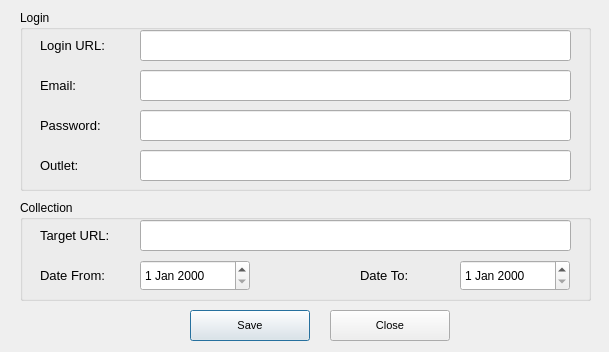
Old version of the form ui/settings.ui in the repository OxSteelth/scraping_bot.
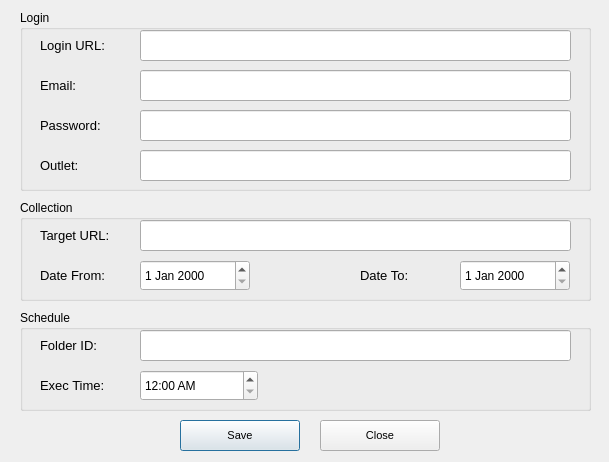
New version of the form.

Patch:
```diff
--- a/ui/settings.ui
+++ b/ui/settings.ui
@@ -7,7 +7,7 @@
     <x>0</x>
     <y>0</y>
     <width>609</width>
-    <height>352</height>
+    <height>462</height>
    </rect>
   </property>
   <property name="windowTitle">
@@ -16,8 +16,8 @@
   <widget class="QPushButton" name="btn_save">
    <property name="geometry">
     <rect>
-     <x>190</x>
-     <y>310</y>
+     <x>180</x>
+     <y>420</y>
      <width>120</width>
      <height>31</height>
     </rect>
@@ -37,8 +37,8 @@
   <widget class="QPushButton" name="btn_close">
    <property name="geometry">
     <rect>
-     <x>330</x>
-     <y>310</y>
+     <x>320</x>
+     <y>420</y>
      <width>120</width>
      <height>31</height>
     </rect>
@@ -317,6 +317,86 @@
     </property>
    </widget>
   </widget>
+  <widget class="QGroupBox" name="groupBox_3">
+   <property name="geometry">
+    <rect>
+     <x>20</x>
+     <y>310</y>
+     <width>571</width>
+     <height>101</height>
+    </rect>
+   </property>
+   <property name="title">
+    <string>Schedule</string>
+   </property>
+   <widget class="QLabel" name="label_10">
+    <property name="geometry">
+     <rect>
+      <x>20</x>
+      <y>20</y>
+      <width>101</width>
+      <height>31</height>
+     </rect>
+    </property>
+    <property name="font">
+     <font>
+      <family>Arial</family>
+      <pointsize>10</pointsize>
+     </font>
+    </property>
+    <property name="text">
+     <string>Folder ID:</string>
+    </property>
+   </widget>
+   <widget class="QLineEdit" name="le_folder_id">
+    <property name="geometry">
+     <rect>
+      <x>120</x>
+      <y>20</y>
+      <width>431</width>
+      <height>31</height>
+     </rect>
+    </property>
+    <property name="font">
+     <font>
+      <family>Arial</family>
+      <pointsize>9</pointsize>
+     </font>
+    </property>
+   </widget>
+   <widget class="QLabel" name="label_11">
+    <property name="geometry">
+     <rect>
+      <x>20</x>
+      <y>60</y>
+      <width>101</width>
+      <height>31</height>
+     </rect>
+    </property>
+    <property name="font">
+     <font>
+      <family>Arial</family>
+      <pointsize>10</pointsize>
+     </font>
+    </property>
+    <property name="text">
+     <string>Exec Time:</string>
+    </property>
+   </widget>
+   <widget class="QTimeEdit" name="te_exec_time">
+    <property name="geometry">
+     <rect>
+      <x>120</x>
+      <y>60</y>
+      <width>118</width>
+      <height>31</height>
+     </rect>
+    </property>
+    <property name="displayFormat">
+     <string>h:mm AP</string>
+    </property>
+   </widget>
+  </widget>
  </widget>
  <resources/>
  <connections/>
```
